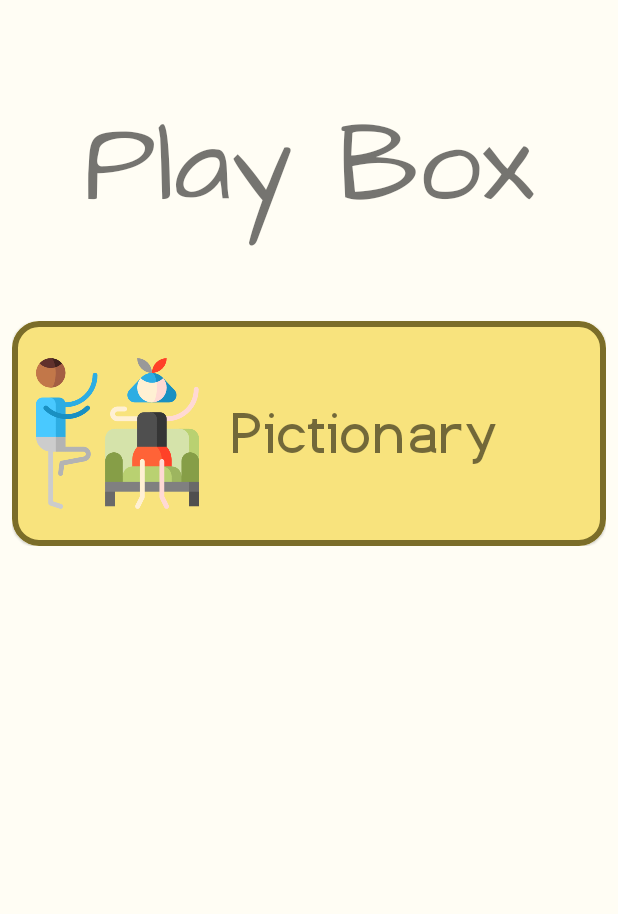
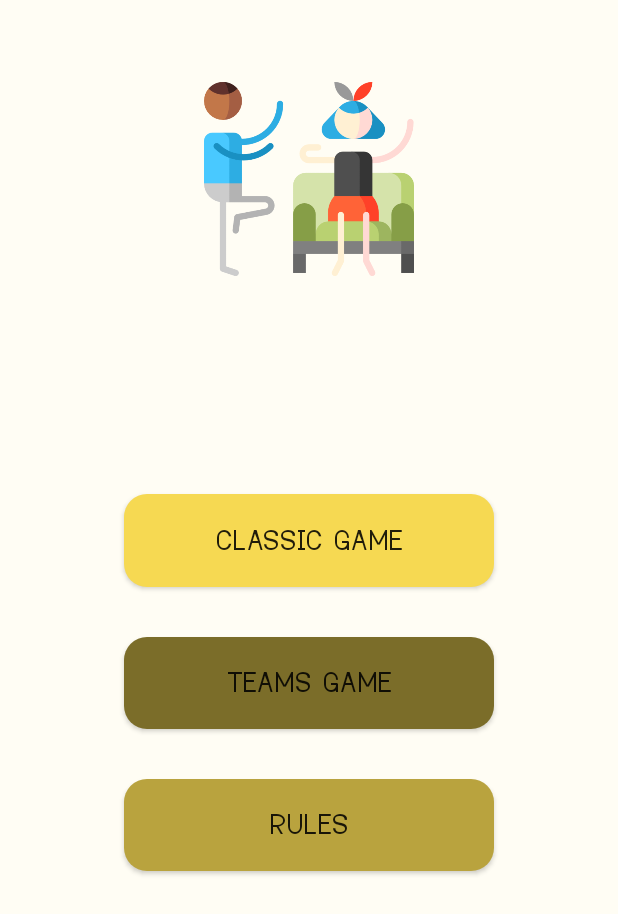
Before and after one commit to PatrykKudyk/PlayBox, an Android app: the screen it shows after launch (MainActivity), after a tap on "Pictionary", on a phone screen of 412 x 824 dp. Shown: the top 914 px of the screen. Run offline under Robolectric (Android 15) with nearby library versions, the phone set to English and light mode, and no system bars.

Commit message:
added pictionary menu

```diff
--- a/PlayBox/app/src/main/java/com/partos/playbox/activities/MainActivity.kt
+++ b/PlayBox/app/src/main/java/com/partos/playbox/activities/MainActivity.kt
@@ -1,13 +1,15 @@
 package com.partos.playbox.activities
 
 import android.net.Uri
+import android.os.Bundle
 import androidx.appcompat.app.AppCompatActivity
-import android.os.Bundle
 import com.partos.playbox.R
 import com.partos.playbox.fragments.MainMenuFragment
+import com.partos.playbox.fragments.pictionary.PictionaryMainMenuFragment
 
 class MainActivity : AppCompatActivity(),
-    MainMenuFragment.OnFragmentInteractionListener {
+    MainMenuFragment.OnFragmentInteractionListener,
+    PictionaryMainMenuFragment.OnFragmentInteractionListener {
 
     private lateinit var mainMenuFragment: MainMenuFragment
 
--- a/PlayBox/app/src/main/java/com/partos/playbox/fragments/pictionary/PictionaryMainMenuFragment.kt
+++ b/PlayBox/app/src/main/java/com/partos/playbox/fragments/pictionary/PictionaryMainMenuFragment.kt
@@ -7,8 +7,10 @@ import android.view.LayoutInflater
 import android.view.View
 import android.view.ViewGroup
 import androidx.fragment.app.Fragment
+import androidx.fragment.app.FragmentManager
 import com.partos.playbox.R
 import com.partos.playbox.fragments.MainMenuFragment
+import com.partos.playbox.logic.pictionary.PictionaryMainMenuLogic
 import java.lang.RuntimeException
 
 // TODO: Rename parameter arguments, choose names that match
@@ -27,7 +29,7 @@ class PictionaryMainMenuFragment : Fragment() {
     private var param2: String? = null
     private var listener: OnFragmentInteractionListener? = null
     private lateinit var rootView: View
-
+    private lateinit var logicHolder: PictionaryMainMenuLogic
 
     override fun onCreate(savedInstanceState: Bundle?) {
         super.onCreate(savedInstanceState)
@@ -43,12 +45,13 @@ class PictionaryMainMenuFragment : Fragment() {
     ): View? {
         // Inflate the layout for this fragment
         rootView = inflater.inflate(R.layout.fragment_pictionary_main_menu, container, false)
-        initFragment()
+        logicHolder = PictionaryMainMenuLogic(rootView, fragmentManager as FragmentManager)
+        logicHolder.initFragment()
         return rootView
     }
 
     fun onButtonPressed(uri: Uri) {
-        listener?.onFragmentInteractionListener(uri)
+        listener?.onFragmentInteraction(uri)
     }
 
     override fun onAttach(context: Context) {
@@ -66,7 +69,7 @@ class PictionaryMainMenuFragment : Fragment() {
     }
 
     interface OnFragmentInteractionListener{
-        fun onFragmentInteractionListener(uri: Uri)
+        fun onFragmentInteraction(uri: Uri)
     }
 
     companion object {
@@ -80,16 +83,12 @@ class PictionaryMainMenuFragment : Fragment() {
          */
         // TODO: Rename and change types and number of parameters
         @JvmStatic
-        fun newInstance(param1: String, param2: String) =
+        fun newInstance() =
             PictionaryMainMenuFragment().apply {
                 arguments = Bundle().apply {
-                    putString(ARG_PARAM1, param1)
-                    putString(ARG_PARAM2, param2)
+
                 }
             }
     }
 
-    private fun initFragment() {
-
-    }
 }
--- /dev/null
+++ b/PlayBox/app/src/main/java/com/partos/playbox/logic/pictionary/PictionaryMainMenuLogic.kt
@@ -0,0 +1,55 @@
+package com.partos.playbox.logic.pictionary
+
+import android.os.Handler
+import android.view.View
+import android.view.animation.AnimationUtils
+import android.widget.Button
+import androidx.fragment.app.FragmentManager
+import com.partos.playbox.R
+import kotlinx.android.synthetic.main.fragment_pictionary_main_menu.view.*
+
+class PictionaryMainMenuLogic (val rootView: View, val fragmentManager: FragmentManager) {
+
+    private lateinit var classicButton: Button
+    private lateinit var teamsButton: Button
+    private lateinit var rulesButton: Button
+
+    fun initFragment() {
+        attachViews()
+        makeStartAnimations()
+        attachListeners()
+    }
+
+    private fun makeStartAnimations() {
+        val animLeft = AnimationUtils.loadAnimation(rootView.context, R.anim.enter_left_to_right)
+        val animRight = AnimationUtils.loadAnimation(rootView.context, R.anim.enter_right_to_left)
+
+        Handler().postDelayed({
+            classicButton.visibility = View.VISIBLE
+            teamsButton.visibility = View.VISIBLE
+            rulesButton.visibility = View.VISIBLE
+            classicButton.startAnimation(animLeft)
+            teamsButton.startAnimation(animRight)
+            rulesButton.startAnimation(animLeft)
+        }, 500)
+    }
+
+    private fun attachListeners() {
+        classicButton.setOnClickListener {
+
+        }
+        teamsButton.setOnClickListener {
+
+        }
+        rulesButton.setOnClickListener {
+
+        }
+    }
+
+    private fun attachViews() {
+        classicButton = rootView.findViewById(R.id.pictionary_button_classic)
+        teamsButton = rootView.findViewById(R.id.pictionary_button_teams)
+        rulesButton = rootView.findViewById(R.id.pictionary_button_rules)
+    }
+
+}
--- a/PlayBox/app/src/main/java/com/partos/playbox/recycler/MainMenuRecyclerViewAdapter.kt
+++ b/PlayBox/app/src/main/java/com/partos/playbox/recycler/MainMenuRecyclerViewAdapter.kt
@@ -6,8 +6,11 @@ import android.view.View
 import android.view.ViewGroup
 import android.view.animation.AnimationUtils
 import androidx.core.content.ContextCompat
+import androidx.fragment.app.Fragment
 import androidx.recyclerview.widget.RecyclerView
 import com.partos.playbox.R
+import com.partos.playbox.activities.MainActivity
+import com.partos.playbox.fragments.pictionary.PictionaryMainMenuFragment
 import kotlinx.android.synthetic.main.row_main_menu.view.*
 
 class MainMenuRecyclerViewAdapter() : RecyclerView.Adapter<MainMenuViewHolder>() {
@@ -36,10 +39,10 @@ class MainMenuRecyclerViewAdapter() : RecyclerView.Adapter<MainMenuViewHolder>()
         }
 
         cardView.setOnClickListener {
-//            lateinit var fragment: Fragment
+            lateinit var fragment: Fragment
             when (position) {
                 0 -> {
-
+                    fragment = PictionaryMainMenuFragment.newInstance()
                 }
 
                 1 -> {
@@ -50,16 +53,16 @@ class MainMenuRecyclerViewAdapter() : RecyclerView.Adapter<MainMenuViewHolder>()
 
                 }
             }
-//            val manager = (holder.itemView.context as MainActivity).supportFragmentManager
-//            manager
-//                .beginTransaction()
-//                .setCustomAnimations(
-//                    R.anim.enter_right_to_left, R.anim.exit_left_to_right,
-//                    R.anim.enter_left_to_right, R.anim.exit_right_to_left
-//                )
-//                .replace(R.id.main_frame_layout, fragment)
-//                .addToBackStack("game chosen")
-//                .commit()
+            val manager = (holder.itemView.context as MainActivity).supportFragmentManager
+            manager
+                .beginTransaction()
+                .setCustomAnimations(
+                    R.anim.enter_right_to_left, R.anim.exit_left_to_right,
+                    R.anim.enter_left_to_right, R.anim.exit_right_to_left
+                )
+                .replace(R.id.main_frame_layout, fragment)
+                .addToBackStack("game chosen")
+                .commit()
         }
     }
 
@@ -90,13 +93,13 @@ class MainMenuRecyclerViewAdapter() : RecyclerView.Adapter<MainMenuViewHolder>()
                 cardView.setCardBackgroundColor(
                     ContextCompat.getColor(
                         holder.view.context,
-                        R.color.colorRedLight
+                        R.color.colorBlueLight
                     )
                 )
                 cardView.setStrokeColor(
                     ContextCompat.getColor(
                         holder.view.context,
-                        R.color.colorRedDark
+                        R.color.colorBlueDark
                     )
                 )
             }
--- /dev/null
+++ b/PlayBox/app/src/main/res/drawable/button_background_yellow_dark.xml
@@ -0,0 +1,10 @@
+<?xml version="1.0" encoding="utf-8"?>
+<shape xmlns:android="http://schemas.android.com/apk/res/android">
+
+    <solid
+        android:color="@color/colorYellowDark"/>
+
+    <corners
+        android:radius="15dp"/>
+
+</shape>
--- /dev/null
+++ b/PlayBox/app/src/main/res/drawable/button_background_yellow_light.xml
@@ -0,0 +1,10 @@
+<?xml version="1.0" encoding="utf-8"?>
+<shape xmlns:android="http://schemas.android.com/apk/res/android">
+
+    <solid
+        android:color="@color/colorYellow"/>
+
+    <corners
+        android:radius="15dp"/>
+
+</shape>
--- /dev/null
+++ b/PlayBox/app/src/main/res/drawable/button_background_yellow_medium.xml
@@ -0,0 +1,10 @@
+<?xml version="1.0" encoding="utf-8"?>
+<shape xmlns:android="http://schemas.android.com/apk/res/android">
+
+    <solid
+        android:color="@color/colorYellowMedium"/>
+
+    <corners
+        android:radius="15dp"/>
+
+</shape>
--- a/PlayBox/app/src/main/res/layout/fragment_pictionary_main_menu.xml
+++ b/PlayBox/app/src/main/res/layout/fragment_pictionary_main_menu.xml
@@ -1,10 +1,108 @@
 <?xml version="1.0" encoding="utf-8"?>
 <FrameLayout xmlns:android="http://schemas.android.com/apk/res/android"
+    xmlns:app="http://schemas.android.com/apk/res-auto"
     xmlns:tools="http://schemas.android.com/tools"
     android:layout_width="match_parent"
     android:layout_height="match_parent"
     tools:context=".fragments.pictionary.PictionaryMainMenuFragment">
 
+    <androidx.constraintlayout.widget.ConstraintLayout
+        android:layout_width="match_parent"
+        android:layout_height="match_parent"
+        android:background="@color/colorBackground">
+
+        <View
+            android:id="@+id/view"
+            android:layout_width="match_parent"
+            android:layout_height="0dp"
+            app:layout_constraintEnd_toEndOf="parent"
+            app:layout_constraintHeight_percent="0.06"
+            app:layout_constraintStart_toStartOf="parent"
+            app:layout_constraintTop_toTopOf="parent" />
+
+        <ImageView
+            android:id="@+id/imageView"
+            android:layout_width="match_parent"
+            android:layout_height="0dp"
+            android:src="@drawable/charade"
+            app:layout_constraintEnd_toEndOf="parent"
+            app:layout_constraintHeight_percent="0.17"
+            app:layout_constraintStart_toStartOf="parent"
+            app:layout_constraintTop_toBottomOf="@id/view" />
+
+        <View
+            android:id="@+id/view2"
+            android:layout_width="match_parent"
+            android:layout_height="0dp"
+            app:layout_constraintEnd_toEndOf="parent"
+            app:layout_constraintHeight_percent="0.17"
+            app:layout_constraintStart_toStartOf="parent"
+            app:layout_constraintTop_toBottomOf="@id/imageView" />
+
+        <Button
+            android:id="@+id/pictionary_button_classic"
+            android:layout_width="0dp"
+            android:layout_height="0dp"
+            android:background="@drawable/button_background_yellow_light"
+            android:fontFamily="@font/dustismo_bold"
+            android:text="@string/classic"
+            android:textSize="20dip"
+            android:visibility="gone"
+            app:layout_constraintEnd_toEndOf="parent"
+            app:layout_constraintHeight_percent="0.075"
+            app:layout_constraintStart_toStartOf="parent"
+            app:layout_constraintTop_toBottomOf="@id/view2"
+            app:layout_constraintWidth_percent="0.6" />
+
+        <View
+            android:id="@+id/view3"
+            android:layout_width="match_parent"
+            android:layout_height="0dp"
+            app:layout_constraintEnd_toEndOf="parent"
+            app:layout_constraintHeight_percent="0.04"
+            app:layout_constraintStart_toStartOf="parent"
+            app:layout_constraintTop_toBottomOf="@id/pictionary_button_classic" />
+
+        <Button
+            android:id="@+id/pictionary_button_teams"
+            android:layout_width="0dp"
+            android:layout_height="0dp"
+            android:background="@drawable/button_background_yellow_dark"
+            android:fontFamily="@font/dustismo_bold"
+            android:text="@string/group"
+            android:textSize="20dip"
+            android:visibility="gone"
+            app:layout_constraintEnd_toEndOf="parent"
+            app:layout_constraintHeight_percent="0.075"
+            app:layout_constraintStart_toStartOf="parent"
+            app:layout_constraintTop_toBottomOf="@id/view3"
+            app:layout_constraintWidth_percent="0.6" />
+
+        <View
+            android:id="@+id/view4"
+            android:layout_width="match_parent"
+            android:layout_height="0dp"
+            app:layout_constraintEnd_toEndOf="parent"
+            app:layout_constraintHeight_percent="0.04"
+            app:layout_constraintStart_toStartOf="parent"
+            app:layout_constraintTop_toBottomOf="@id/pictionary_button_teams" />
+
+        <Button
+            android:id="@+id/pictionary_button_rules"
+            android:layout_width="0dp"
+            android:layout_height="0dp"
+            android:background="@drawable/button_background_yellow_medium"
+            android:fontFamily="@font/dustismo_bold"
+            android:text="@string/rules"
+            android:textSize="20dip"
+            android:visibility="gone"
+            app:layout_constraintEnd_toEndOf="parent"
+            app:layout_constraintHeight_percent="0.075"
+            app:layout_constraintStart_toStartOf="parent"
+            app:layout_constraintTop_toBottomOf="@id/view4"
+            app:layout_constraintWidth_percent="0.6" />
 
 
+    </androidx.constraintlayout.widget.ConstraintLayout>
+
 </FrameLayout>
--- a/PlayBox/app/src/main/res/values/strings.xml
+++ b/PlayBox/app/src/main/res/values/strings.xml
@@ -4,6 +4,7 @@
     <string name="pictionary">Pictionary</string>
     <string name="rules">Rules</string>
     <string name="play">Play</string>
-
+    <string name="classic">Classic Game</string>
+    <string name="group">Teams Game</string>
 
 </resources>
```
Also changed, not shown: 1 other file.
